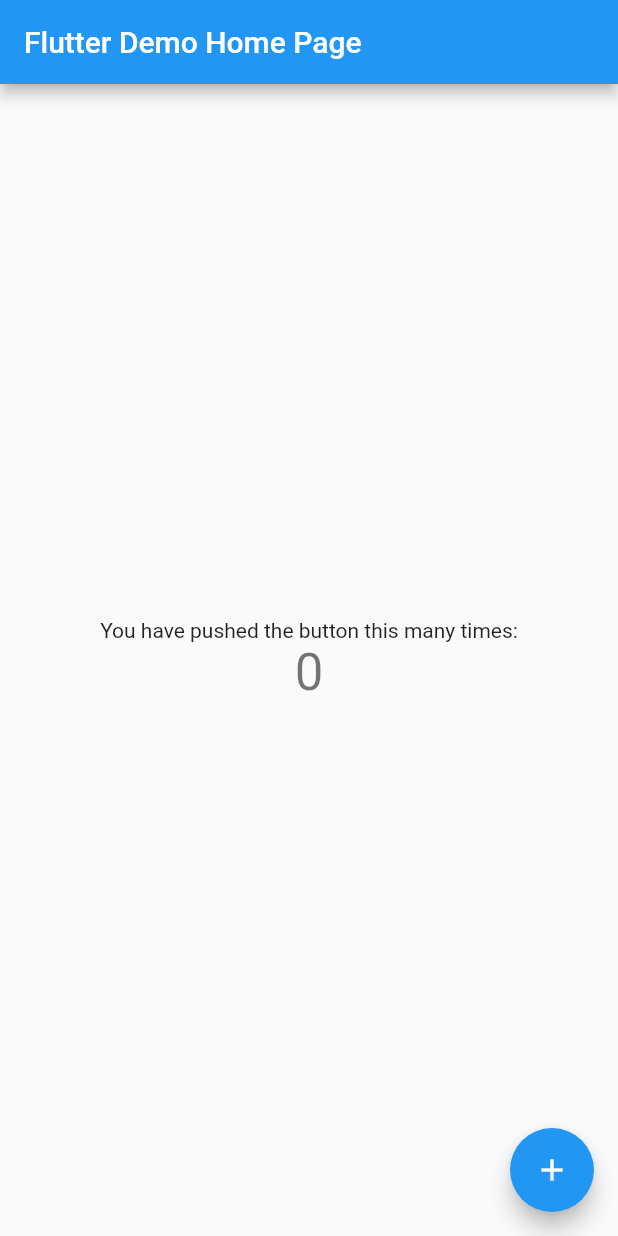
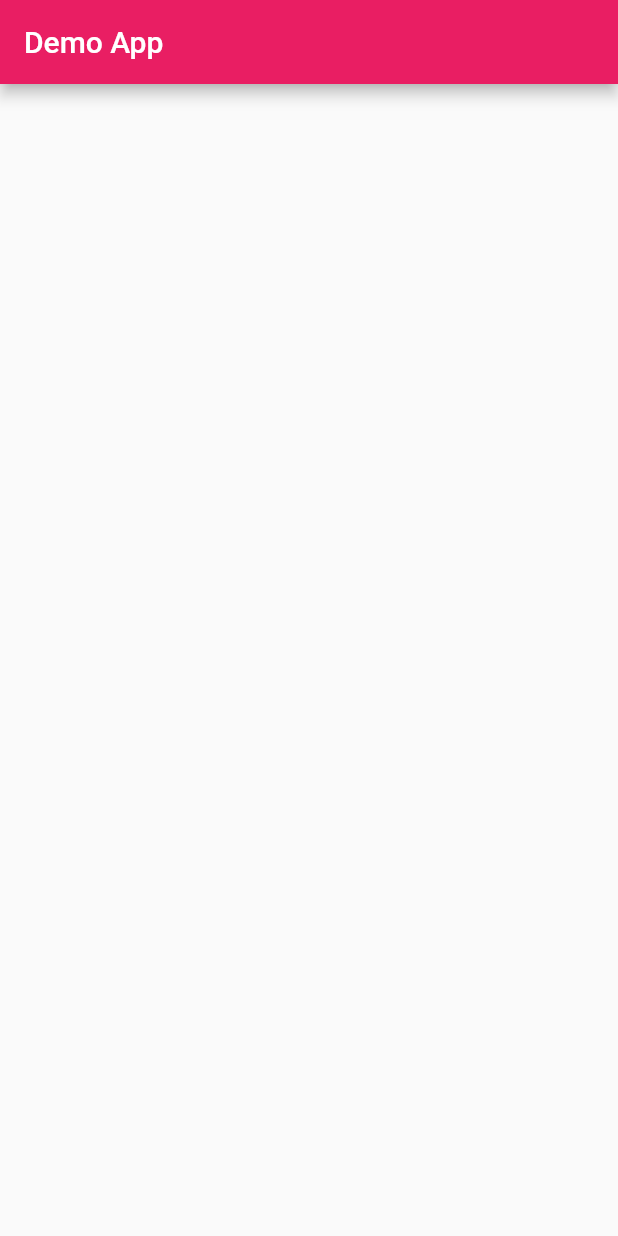
Before and after one commit to birdpakornpong/demo-flutter, a Flutter app: the screen it shows after launch, on a phone screen of 412 x 824 dp. Run offline on Flutter 3.47's test engine with Material 2 defaults, Android fonts, the phone set to English and light mode, and no system bars.

Commit message:
prepare demo app

```diff
--- a/lib/main.dart
+++ b/lib/main.dart
@@ -5,111 +5,33 @@ void main() {
 }
 
 class MyApp extends StatelessWidget {
-  const MyApp({super.key});
-
-  // This widget is the root of your application.
+  const MyApp({Key? key}) : super(key: key);
   @override
   Widget build(BuildContext context) {
     return MaterialApp(
-      title: 'Flutter Demo',
-      theme: ThemeData(
-        // This is the theme of your application.
-        //
-        // Try running your application with "flutter run". You'll see the
-        // application has a blue toolbar. Then, without quitting the app, try
-        // changing the primarySwatch below to Colors.green and then invoke
-        // "hot reload" (press "r" in the console where you ran "flutter run",
-        // or simply save your changes to "hot reload" in a Flutter IDE).
-        // Notice that the counter didn't reset back to zero; the application
-        // is not restarted.
-        primarySwatch: Colors.blue,
-      ),
-      home: const MyHomePage(title: 'Flutter Demo Home Page'),
-    );
+        title: "Demo App",
+        theme: ThemeData(
+          primarySwatch: Colors.pink,
+        ),
+        home: const MyHomePage());
   }
 }
 
 class MyHomePage extends StatefulWidget {
-  const MyHomePage({super.key, required this.title});
-
-  // This widget is the home page of your application. It is stateful, meaning
-  // that it has a State object (defined below) that contains fields that affect
-  // how it looks.
-
-  // This class is the configuration for the state. It holds the values (in this
-  // case the title) provided by the parent (in this case the App widget) and
-  // used by the build method of the State. Fields in a Widget subclass are
-  // always marked "final".
-
-  final String title;
-
+  const MyHomePage({Key? key}) : super(key: key);
   @override
-  State<MyHomePage> createState() => _MyHomePageState();
+  _MyHomePageState createState() => _MyHomePageState();
 }
 
 class _MyHomePageState extends State<MyHomePage> {
-  int _counter = 0;
-
-  void _incrementCounter() {
-    setState(() {
-      // This call to setState tells the Flutter framework that something has
-      // changed in this State, which causes it to rerun the build method below
-      // so that the display can reflect the updated values. If we changed
-      // _counter without calling setState(), then the build method would not be
-      // called again, and so nothing would appear to happen.
-      _counter++;
-    });
-  }
+  // route List
 
   @override
   Widget build(BuildContext context) {
-    // This method is rerun every time setState is called, for instance as done
-    // by the _incrementCounter method above.
-    //
-    // The Flutter framework has been optimized to make rerunning build methods
-    // fast, so that you can just rebuild anything that needs updating rather
-    // than having to individually change instances of widgets.
     return Scaffold(
       appBar: AppBar(
-        // Here we take the value from the MyHomePage object that was created by
-        // the App.build method, and use it to set our appbar title.
-        title: Text(widget.title),
+        title: const Text("Demo App"),
       ),
-      body: Center(
-        // Center is a layout widget. It takes a single child and positions it
-        // in the middle of the parent.
-        child: Column(
-          // Column is also a layout widget. It takes a list of children and
-          // arranges them vertically. By default, it sizes itself to fit its
-          // children horizontally, and tries to be as tall as its parent.
-          //
-          // Invoke "debug painting" (press "p" in the console, choose the
-          // "Toggle Debug Paint" action from the Flutter Inspector in Android
-          // Studio, or the "Toggle Debug Paint" command in Visual Studio Code)
-          // to see the wireframe for each widget.
-          //
-          // Column has various properties to control how it sizes itself and
-          // how it positions its children. Here we use mainAxisAlignment to
-          // center the children vertically; the main axis here is the vertical
-          // axis because Columns are vertical (the cross axis would be
-          // horizontal).
-          mainAxisAlignment: MainAxisAlignment.center,
-          children: <Widget>[
-            const Text(
-              'You have pushed the button this many times:',
-            ),
-            Text(
-              '$_counter',
-              style: Theme.of(context).textTheme.headline4,
-            ),
-          ],
-        ),
-      ),
-      floatingActionButton: FloatingActionButton(
-        onPressed: _incrementCounter,
-        tooltip: 'Increment',
-        child: const Icon(Icons.add),
-      ), // This trailing comma makes auto-formatting nicer for build methods.
     );
   }
 }
```
Also changed, not shown: 2 other files.
